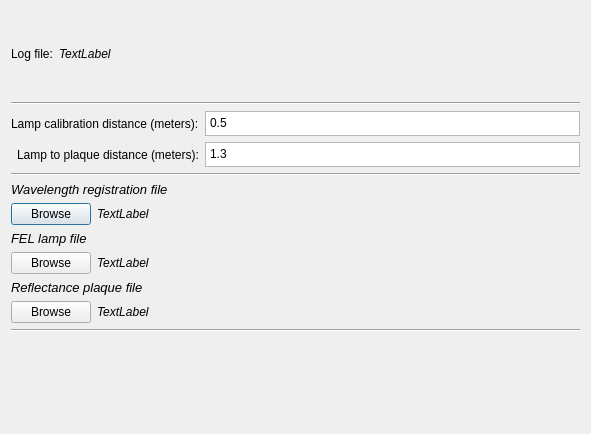
This is inlinino/resources/widget_hypernav_calibrate_dialog.ui in OceanOptics/Inlinino as Qt 5 draws it before an edit. The edited form follows.
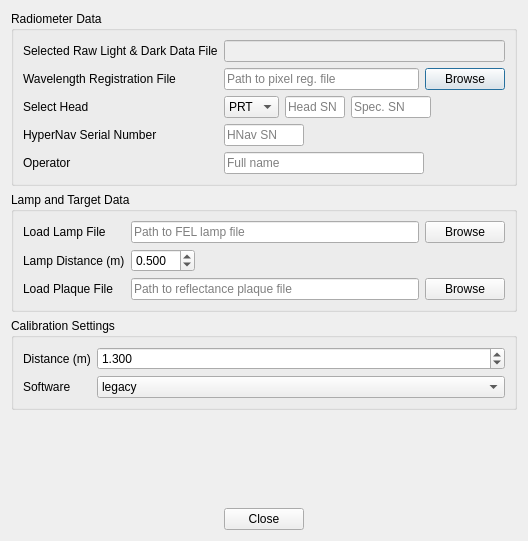
This is the edited form.

Commit message: Added Legacy Calibration Module and Enabled Python Calibration Module

```diff
--- a/inlinino/resources/widget_hypernav_calibrate_dialog.ui
+++ b/inlinino/resources/widget_hypernav_calibrate_dialog.ui
@@ -6,8 +6,8 @@
    <rect>
     <x>0</x>
     <y>0</y>
-    <width>591</width>
-    <height>434</height>
+    <width>528</width>
+    <height>541</height>
    </rect>
   </property>
   <property name="windowTitle">
@@ -16,216 +16,296 @@
   <property name="modal">
    <bool>true</bool>
   </property>
-  <layout class="QVBoxLayout" name="verticalLayout_4">
-   <item>
     <layout class="QVBoxLayout" name="verticalLayout">
      <item>
+    <widget class="QGroupBox" name="group_box_radiometer_data">
+     <property name="title">
+      <string>Radiometer Data</string>
+     </property>
+     <layout class="QFormLayout" name="formLayout_3">
+      <property name="fieldGrowthPolicy">
+       <enum>QFormLayout::ExpandingFieldsGrow</enum>
+      </property>
+      <property name="formAlignment">
+       <set>Qt::AlignLeading|Qt::AlignLeft|Qt::AlignTop</set>
+      </property>
+      <item row="0" column="0">
+       <widget class="QLabel" name="label_13">
+        <property name="text">
+         <string>Selected Raw Light &amp; Dark Data File</string>
+        </property>
+       </widget>
+      </item>
+      <item row="0" column="1">
+       <widget class="QLineEdit" name="le_log_file">
+        <property name="enabled">
+         <bool>false</bool>
+        </property>
+        <property name="sizePolicy">
+         <sizepolicy hsizetype="Expanding" vsizetype="Fixed">
+          <horstretch>0</horstretch>
+          <verstretch>0</verstretch>
+         </sizepolicy>
+        </property>
+        <property name="maximumSize">
+         <size>
+          <width>400</width>
+          <height>16777215</height>
+         </size>
+        </property>
+       </widget>
+      </item>
+      <item row="1" column="0">
+       <widget class="QLabel" name="label_3">
+        <property name="text">
+         <string>Wavelength Registration File</string>
+        </property>
+       </widget>
+      </item>
+      <item row="1" column="1">
+       <layout class="QHBoxLayout" name="horizontalLayout_4">
+        <item>
+         <widget class="QLineEdit" name="le_wavelength_path">
+          <property name="minimumSize">
+           <size>
+            <width>100</width>
+            <height>0</height>
+           </size>
+          </property>
+          <property name="maximumSize">
+           <size>
+            <width>400</width>
+            <height>16777215</height>
+           </size>
+          </property>
+          <property name="placeholderText">
+           <string>Path to pixel reg. file</string>
+          </property>
+         </widget>
+        </item>
+        <item>
+         <widget class="QPushButton" name="browse_wavelength_button">
+          <property name="sizePolicy">
+           <sizepolicy hsizetype="Fixed" vsizetype="Fixed">
+            <horstretch>0</horstretch>
+            <verstretch>0</verstretch>
+           </sizepolicy>
+          </property>
+          <property name="text">
+           <string>Browse</string>
+          </property>
+         </widget>
+        </item>
+        <item>
+         <spacer name="horizontalSpacer">
+          <property name="orientation">
+           <enum>Qt::Horizontal</enum>
+          </property>
+          <property name="sizeType">
+           <enum>QSizePolicy::Minimum</enum>
+          </property>
+          <property name="sizeHint" stdset="0">
+           <size>
+            <width>0</width>
+            <height>0</height>
+           </size>
+          </property>
+         </spacer>
+        </item>
+       </layout>
+      </item>
+      <item row="2" column="0">
+       <widget class="QLabel" name="label">
+        <property name="text">
+         <string>Select Head</string>
+        </property>
+       </widget>
+      </item>
+      <item row="2" column="1">
       <layout class="QHBoxLayout" name="horizontalLayout">
        <item>
-        <widget class="QLabel" name="label_12">
+         <widget class="QComboBox" name="cb_head_side">
          <property name="sizePolicy">
-          <sizepolicy hsizetype="Minimum" vsizetype="Preferred">
+           <sizepolicy hsizetype="Fixed" vsizetype="Fixed">
            <horstretch>0</horstretch>
            <verstretch>0</verstretch>
           </sizepolicy>
          </property>
-         <property name="font">
-          <font>
-           <weight>50</weight>
-           <bold>false</bold>
-          </font>
-         </property>
+          <property name="maximumSize">
+           <size>
+            <width>80</width>
+            <height>16777215</height>
+           </size>
+          </property>
+          <item>
          <property name="text">
-          <string>Log file:</string>
-         </property>
+            <string notr="true">PRT</string>
+           </property>
+          </item>
+          <item>
+           <property name="text">
+            <string notr="true">SBD</string>
+           </property>
+          </item>
         </widget>
        </item>
        <item>
-        <widget class="QLabel" name="log_file_label">
+         <widget class="QLineEdit" name="le_head_sn">
          <property name="sizePolicy">
-          <sizepolicy hsizetype="MinimumExpanding" vsizetype="Preferred">
+           <sizepolicy hsizetype="Fixed" vsizetype="Fixed">
            <horstretch>0</horstretch>
            <verstretch>0</verstretch>
           </sizepolicy>
          </property>
-         <property name="font">
-          <font>
-           <italic>true</italic>
-          </font>
-         </property>
+          <property name="maximumSize">
+           <size>
+            <width>60</width>
+            <height>16777215</height>
+           </size>
+          </property>
+          <property name="statusTip">
+           <string>Serial number of HyperNav head given by SeaBird Scientific</string>
+          </property>
          <property name="text">
-          <string>TextLabel</string>
-         </property>
-        </widget>
-       </item>
-      </layout>
+           <string/>
+          </property>
+          <property name="maxLength">
+           <number>4</number>
+          </property>
+          <property name="placeholderText">
+           <string>Head SN</string>
+          </property>
+         </widget>
+        </item>
+        <item>
+         <widget class="QLineEdit" name="le_spec_sn">
+          <property name="sizePolicy">
+           <sizepolicy hsizetype="Fixed" vsizetype="Fixed">
+            <horstretch>0</horstretch>
+            <verstretch>0</verstretch>
+           </sizepolicy>
+          </property>
+          <property name="maximumSize">
+           <size>
+            <width>80</width>
+            <height>16777215</height>
+           </size>
+          </property>
+          <property name="text">
+           <string/>
+          </property>
+          <property name="maxLength">
+           <number>10</number>
+          </property>
+          <property name="placeholderText">
+           <string>Spec. SN</string>
+          </property>
+         </widget>
      </item>
      <item>
-      <widget class="Line" name="line_2">
+         <spacer name="horizontalSpacer_4">
        <property name="orientation">
         <enum>Qt::Horizontal</enum>
        </property>
-      </widget>
-     </item>
-     <item>
-      <layout class="QGridLayout" name="gridLayout">
-       <item row="1" column="1">
-        <widget class="QPlainTextEdit" name="lamp_to_plaque_distance_input">
-         <property name="sizePolicy">
-          <sizepolicy hsizetype="Expanding" vsizetype="Fixed">
-           <horstretch>0</horstretch>
-           <verstretch>0</verstretch>
-          </sizepolicy>
-         </property>
-         <property name="maximumSize">
+          <property name="sizeHint" stdset="0">
           <size>
-           <width>16777215</width>
-           <height>25</height>
-          </size>
-         </property>
-         <property name="plainText">
-          <string>1.3</string>
-         </property>
-        </widget>
-       </item>
-       <item row="1" column="0" alignment="Qt::AlignRight">
+            <width>40</width>
+            <height>20</height>
+           </size>
+          </property>
+         </spacer>
+        </item>
+       </layout>
+      </item>
+      <item row="3" column="0">
         <widget class="QLabel" name="label_2">
-         <property name="font">
-          <font>
-           <italic>false</italic>
-          </font>
-         </property>
          <property name="text">
-          <string>Lamp to plaque distance (meters):</string>
+         <string>HyperNav Serial Number</string>
          </property>
         </widget>
        </item>
-       <item row="0" column="1">
-        <widget class="QPlainTextEdit" name="lamp_calibration_distance_input">
+      <item row="3" column="1">
+       <widget class="QLineEdit" name="le_hypernav_sn">
          <property name="sizePolicy">
-          <sizepolicy hsizetype="Expanding" vsizetype="Fixed">
+         <sizepolicy hsizetype="Fixed" vsizetype="Fixed">
            <horstretch>0</horstretch>
            <verstretch>0</verstretch>
           </sizepolicy>
          </property>
          <property name="maximumSize">
           <size>
-           <width>16777215</width>
-           <height>25</height>
-          </size>
-         </property>
-         <property name="plainText">
-          <string>0.5</string>
-         </property>
-        </widget>
-       </item>
-       <item row="0" column="0" alignment="Qt::AlignRight">
-        <widget class="QLabel" name="label">
-         <property name="font">
-          <font>
-           <weight>50</weight>
-           <bold>false</bold>
-          </font>
-         </property>
-         <property name="text">
-          <string>Lamp calibration distance (meters):</string>
-         </property>
-        </widget>
-       </item>
-      </layout>
-     </item>
-     <item>
-      <widget class="Line" name="line">
-       <property name="orientation">
-        <enum>Qt::Horizontal</enum>
-       </property>
-      </widget>
-     </item>
-     <item>
-      <layout class="QVBoxLayout" name="verticalLayout_3">
-       <item>
-        <widget class="QLabel" name="label_5">
-         <property name="sizePolicy">
-          <sizepolicy hsizetype="Fixed" vsizetype="Fixed">
-           <horstretch>0</horstretch>
-           <verstretch>0</verstretch>
-          </sizepolicy>
-         </property>
-         <property name="font">
-          <font>
-           <pointsize>10</pointsize>
-           <italic>true</italic>
-          </font>
-         </property>
-         <property name="text">
-          <string>Wavelength registration file</string>
-         </property>
-        </widget>
-       </item>
-       <item>
-        <layout class="QHBoxLayout" name="horizontalLayout_3">
-         <item>
-          <widget class="QPushButton" name="browse_wavelength_button">
-           <property name="sizePolicy">
-            <sizepolicy hsizetype="Fixed" vsizetype="Fixed">
-             <horstretch>0</horstretch>
-             <verstretch>0</verstretch>
-            </sizepolicy>
-           </property>
-           <property name="text">
-            <string>Browse</string>
-           </property>
-          </widget>
-         </item>
-         <item>
-          <widget class="QLabel" name="wavelength_file_label">
-           <property name="sizePolicy">
-            <sizepolicy hsizetype="Preferred" vsizetype="Fixed">
-             <horstretch>0</horstretch>
-             <verstretch>0</verstretch>
-            </sizepolicy>
-           </property>
-           <property name="font">
-            <font>
-             <italic>true</italic>
-             <underline>false</underline>
-            </font>
-           </property>
-           <property name="text">
-            <string>TextLabel</string>
-           </property>
-           <property name="indent">
-            <number>0</number>
-           </property>
-          </widget>
-         </item>
-        </layout>
-       </item>
-      </layout>
-     </item>
-     <item>
-      <layout class="QVBoxLayout" name="verticalLayout_2">
-       <item>
+          <width>80</width>
+          <height>16777215</height>
+         </size>
+        </property>
+        <property name="maxLength">
+         <number>4</number>
+        </property>
+        <property name="placeholderText">
+         <string>HNav SN</string>
+        </property>
+       </widget>
+      </item>
+      <item row="4" column="1">
+       <widget class="QLineEdit" name="le_operator">
+        <property name="maximumSize">
+         <size>
+          <width>200</width>
+          <height>16777215</height>
+         </size>
+        </property>
+        <property name="maxLength">
+         <number>200</number>
+        </property>
+        <property name="placeholderText">
+         <string>Full name</string>
+        </property>
+       </widget>
+      </item>
+      <item row="4" column="0">
         <widget class="QLabel" name="label_4">
-         <property name="sizePolicy">
-          <sizepolicy hsizetype="Fixed" vsizetype="Fixed">
-           <horstretch>0</horstretch>
-           <verstretch>0</verstretch>
-          </sizepolicy>
-         </property>
-         <property name="font">
-          <font>
-           <pointsize>10</pointsize>
-           <italic>true</italic>
-          </font>
-         </property>
+        <property name="text">
+         <string>Operator</string>
+        </property>
+       </widget>
+      </item>
+     </layout>
+    </widget>
+   </item>
+   <item>
+    <widget class="QGroupBox" name="group_box_lamp_target_data">
+     <property name="title">
+      <string>Lamp and Target Data</string>
+     </property>
+     <layout class="QFormLayout" name="formLayout_2">
+      <property name="fieldGrowthPolicy">
+       <enum>QFormLayout::ExpandingFieldsGrow</enum>
+      </property>
+      <property name="formAlignment">
+       <set>Qt::AlignLeading|Qt::AlignLeft|Qt::AlignTop</set>
+      </property>
+      <item row="0" column="0">
+       <widget class="QLabel" name="label_6">
          <property name="text">
-          <string>FEL lamp file</string>
+         <string>Load Lamp File</string>
          </property>
         </widget>
        </item>
+      <item row="0" column="1">
+       <layout class="QHBoxLayout" name="horizontalLayout_6">
        <item>
-        <layout class="QHBoxLayout" name="horizontalLayout_2">
+         <widget class="QLineEdit" name="le_lamp_path">
+          <property name="maximumSize">
+           <size>
+            <width>400</width>
+            <height>16777215</height>
+           </size>
+          </property>
+          <property name="placeholderText">
+           <string>Path to FEL lamp file</string>
+          </property>
+         </widget>
+        </item>
          <item>
           <widget class="QPushButton" name="browse_lamp_button">
            <property name="sizePolicy">
@@ -240,53 +320,74 @@
           </widget>
          </item>
          <item>
-          <widget class="QLabel" name="lamp_file_label">
-           <property name="sizePolicy">
-            <sizepolicy hsizetype="Preferred" vsizetype="Fixed">
-             <horstretch>0</horstretch>
-             <verstretch>0</verstretch>
-            </sizepolicy>
-           </property>
-           <property name="font">
-            <font>
-             <italic>true</italic>
-            </font>
-           </property>
-           <property name="text">
-            <string>TextLabel</string>
-           </property>
-           <property name="indent">
-            <number>0</number>
-           </property>
-          </widget>
+         <spacer name="horizontalSpacer_2">
+          <property name="orientation">
+           <enum>Qt::Horizontal</enum>
+          </property>
+          <property name="sizeType">
+           <enum>QSizePolicy::Minimum</enum>
+          </property>
+          <property name="sizeHint" stdset="0">
+           <size>
+            <width>0</width>
+            <height>20</height>
+           </size>
+          </property>
+         </spacer>
          </item>
         </layout>
        </item>
-      </layout>
-     </item>
-     <item>
-      <layout class="QVBoxLayout" name="verticalLayout_5">
-       <item>
-        <widget class="QLabel" name="label_9">
-         <property name="sizePolicy">
-          <sizepolicy hsizetype="Fixed" vsizetype="Fixed">
-           <horstretch>0</horstretch>
-           <verstretch>0</verstretch>
-          </sizepolicy>
-         </property>
-         <property name="font">
-          <font>
-           <pointsize>10</pointsize>
-           <italic>true</italic>
-          </font>
-         </property>
+      <item row="1" column="0">
+       <widget class="QLabel" name="label_11">
+        <property name="toolTip">
+         <string>Lamp calibration distance provided by lamp manufacturer.</string>
+        </property>
+        <property name="text">
+         <string>Lamp Distance (m)</string>
+        </property>
+       </widget>
+      </item>
+      <item row="1" column="1">
+       <widget class="QDoubleSpinBox" name="lamp_calibration_distance">
+        <property name="toolTip">
+         <string>Lamp calibration distance provided by lamp manufacturer.</string>
+        </property>
+        <property name="decimals">
+         <number>3</number>
+        </property>
+        <property name="maximum">
+         <double>99.998999999999995</double>
+        </property>
+        <property name="singleStep">
+         <double>0.100000000000000</double>
+        </property>
+        <property name="value">
+         <double>0.500000000000000</double>
+        </property>
+       </widget>
+      </item>
+      <item row="2" column="0">
+       <widget class="QLabel" name="label_7">
          <property name="text">
-          <string>Reflectance plaque file</string>
+         <string>Load Plaque File</string>
          </property>
         </widget>
        </item>
+      <item row="2" column="1">
+       <layout class="QHBoxLayout" name="horizontalLayout_7">
        <item>
-        <layout class="QHBoxLayout" name="horizontalLayout_5">
+         <widget class="QLineEdit" name="le_plaque_path">
+          <property name="maximumSize">
+           <size>
+            <width>400</width>
+            <height>16777215</height>
+           </size>
+          </property>
+          <property name="placeholderText">
+           <string>Path to reflectance plaque file</string>
+          </property>
+         </widget>
+        </item>
          <item>
           <widget class="QPushButton" name="browse_plaque_button">
            <property name="sizePolicy">
@@ -301,56 +402,112 @@
           </widget>
          </item>
          <item>
-          <widget class="QLabel" name="plaque_file_label">
-           <property name="sizePolicy">
-            <sizepolicy hsizetype="Preferred" vsizetype="Fixed">
-             <horstretch>0</horstretch>
-             <verstretch>0</verstretch>
-            </sizepolicy>
-           </property>
-           <property name="font">
-            <font>
-             <italic>true</italic>
-            </font>
-           </property>
-           <property name="text">
-            <string>TextLabel</string>
-           </property>
-           <property name="indent">
-            <number>0</number>
-           </property>
-          </widget>
-         </item>
-        </layout>
-       </item>
-      </layout>
-     </item>
-     <item>
-      <widget class="Line" name="line_4">
+         <spacer name="horizontalSpacer_3">
        <property name="orientation">
         <enum>Qt::Horizontal</enum>
        </property>
-      </widget>
-     </item>
+          <property name="sizeType">
+           <enum>QSizePolicy::Minimum</enum>
+          </property>
+          <property name="sizeHint" stdset="0">
+           <size>
+            <width>0</width>
+            <height>20</height>
+           </size>
+          </property>
+         </spacer>
+        </item>
+       </layout>
+      </item>
+     </layout>
+    </widget>
+   </item>
+   <item>
+    <widget class="QGroupBox" name="group_box_calibration_settings">
+     <property name="title">
+      <string>Calibration Settings</string>
+     </property>
+     <layout class="QFormLayout" name="formLayout">
+      <property name="formAlignment">
+       <set>Qt::AlignLeading|Qt::AlignLeft|Qt::AlignTop</set>
+      </property>
+      <item row="0" column="0">
+       <widget class="QLabel" name="label_8">
+        <property name="toolTip">
+         <string>Lamp to plaque distance in meters.</string>
+        </property>
+        <property name="text">
+         <string>Distance (m)</string>
+        </property>
+       </widget>
+      </item>
+      <item row="1" column="0">
+       <widget class="QLabel" name="label_10">
+        <property name="text">
+         <string>Software</string>
+        </property>
+       </widget>
+      </item>
+      <item row="1" column="1">
+       <widget class="QComboBox" name="cb_software">
+        <item>
+         <property name="text">
+          <string>legacy</string>
+         </property>
+        </item>
+        <item>
+         <property name="text">
+          <string>python</string>
+         </property>
+        </item>
+       </widget>
+      </item>
+      <item row="0" column="1">
+       <widget class="QDoubleSpinBox" name="lamp_to_plaque_distance">
+        <property name="toolTip">
+         <string>Lamp to plaque distance in meters.</string>
+        </property>
+        <property name="decimals">
+         <number>3</number>
+        </property>
+        <property name="maximum">
+         <double>99.998999999999995</double>
+        </property>
+        <property name="singleStep">
+         <double>0.100000000000000</double>
+        </property>
+        <property name="value">
+         <double>1.300000000000000</double>
+        </property>
+       </widget>
+      </item>
+     </layout>
+    </widget>
+   </item>
+   <item>
+    <spacer name="verticalSpacer">
+     <property name="orientation">
+      <enum>Qt::Vertical</enum>
+     </property>
+     <property name="sizeHint" stdset="0">
+      <size>
+       <width>20</width>
+       <height>0</height>
+      </size>
+     </property>
+    </spacer>
+   </item>
      <item>
       <widget class="QDialogButtonBox" name="button_box">
-       <property name="sizePolicy">
-        <sizepolicy hsizetype="Expanding" vsizetype="Minimum">
-         <horstretch>0</horstretch>
-         <verstretch>0</verstretch>
-        </sizepolicy>
-       </property>
-       <property name="orientation">
-        <enum>Qt::Horizontal</enum>
-       </property>
        <property name="standardButtons">
-        <set>QDialogButtonBox::NoButton</set>
-       </property>
+      <set>QDialogButtonBox::Close</set>
+     </property>
+     <property name="centerButtons">
+      <bool>true</bool>
+     </property>
       </widget>
      </item>
     </layout>
-   </item>
-  </layout>
  </widget>
  <resources/>
  <connections>
```
Left out of the diff: 54 changed lines with no effect on the pictures. Lines whose indentation alone changed are shown as unchanged. The commit also changes 6 other files.
